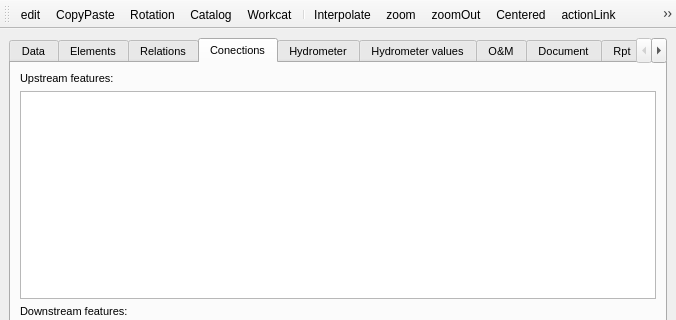
This is ui/api_cf.ui in Giswater/giswater_qgis_plugin as Qt 5 draws it before an edit; both pictures show x 0 to 676 and y 0 to 320 of the 676 by 601 pixel window. The edited form follows.
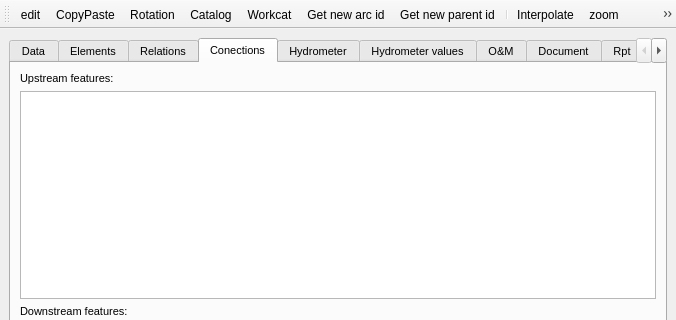
This is the edited form. The open tabs and pages were chosen to show the change. Icons and pictures are not drawn.

Patch:
```diff
--- a/ui/api_cf.ui
+++ b/ui/api_cf.ui
@@ -816,6 +816,8 @@
    <addaction name="actionRotation"/>
    <addaction name="actionCatalog"/>
    <addaction name="actionWorkcat"/>
+   <addaction name="actionGetArcId"/>
+   <addaction name="actionGetParentId"/>
    <addaction name="separator"/>
    <addaction name="actionInterpolate"/>
    <addaction name="actionZoom"/>
@@ -992,6 +994,25 @@
     <bool>true</bool>
    </property>
   </action>
+  <action name="actionGetArcId">
+   <property name="checkable">
+    <bool>true</bool>
+   </property>
+   <property name="text">
+    <string>Get new arc id</string>
+   </property>
+   <property name="toolTip">
+    <string>Get new arc id</string>
+   </property>
+  </action>
+  <action name="actionGetParentId">
+   <property name="checkable">
+    <bool>true</bool>
+   </property>
+   <property name="text">
+    <string>Get new parent id</string>
+   </property>
+  </action>
  </widget>
  <tabstops>
   <tabstop>tab_main</tabstop>
```
Left out of the diff: 44 changed lines with no effect on the pictures.
